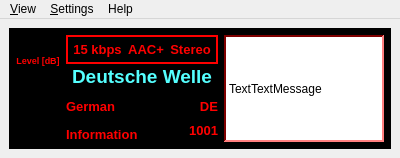
mmjee/dream-patched, file dream/src/GUI-QT/FMMainWindow.ui: the form before one commit.
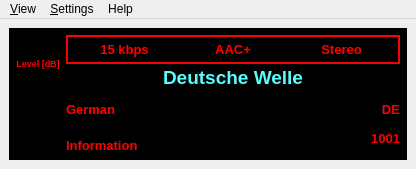
The form after the commit. Icons and pictures are not drawn. Custom widgets are drawn as their Qt base class.

Commit message: FM mode: deleted TextTextMessage

```diff
--- a/dream/src/GUI-QT/FMMainWindow.ui
+++ b/dream/src/GUI-QT/FMMainWindow.ui
@@ -6,8 +6,8 @@
    <rect>
     <x>0</x>
     <y>0</y>
-    <width>395</width>
-    <height>158</height>
+    <width>416</width>
+    <height>169</height>
    </rect>
   </property>
   <property name="windowTitle">
@@ -6293,431 +6293,6 @@
          </item>
         </layout>
        </item>
-       <item>
-        <widget class="QLabel" name="TextTextMessage">
-         <property name="sizePolicy">
-          <sizepolicy hsizetype="Expanding" vsizetype="Preferred">
-           <horstretch>0</horstretch>
-           <verstretch>0</verstretch>
-          </sizepolicy>
-         </property>
-         <property name="minimumSize">
-          <size>
-           <width>160</width>
-           <height>80</height>
-          </size>
-         </property>
-         <property name="palette">
-          <palette>
-           <active>
-            <colorrole role="WindowText">
-             <brush brushstyle="SolidPattern">
-              <color alpha="255">
-               <red>0</red>
-               <green>0</green>
-               <blue>0</blue>
-              </color>
-             </brush>
-            </colorrole>
-            <colorrole role="Button">
-             <brush brushstyle="SolidPattern">
-              <color alpha="255">
-               <red>255</red>
-               <green>0</green>
-               <blue>0</blue>
-              </color>
-             </brush>
-            </colorrole>
-            <colorrole role="Light">
-             <brush brushstyle="SolidPattern">
-              <color alpha="255">
-               <red>255</red>
-               <green>127</green>
-               <blue>127</blue>
-              </color>
-             </brush>
-            </colorrole>
-            <colorrole role="Midlight">
-             <brush brushstyle="SolidPattern">
-              <color alpha="255">
-               <red>255</red>
-               <green>63</green>
-               <blue>63</blue>
-              </color>
-             </brush>
-            </colorrole>
-            <colorrole role="Dark">
-             <brush brushstyle="SolidPattern">
-              <color alpha="255">
-               <red>127</red>
-               <green>0</green>
-               <blue>0</blue>
-              </color>
-             </brush>
-            </colorrole>
-            <colorrole role="Mid">
-             <brush brushstyle="SolidPattern">
-              <color alpha="255">
-               <red>170</red>
-               <green>0</green>
-               <blue>0</blue>
-              </color>
-             </brush>
-            </colorrole>
-            <colorrole role="Text">
-             <brush brushstyle="SolidPattern">
-              <color alpha="255">
-               <red>255</red>
-               <green>0</green>
-               <blue>255</blue>
-              </color>
-             </brush>
-            </colorrole>
-            <colorrole role="BrightText">
-             <brush brushstyle="SolidPattern">
-              <color alpha="255">
-               <red>255</red>
-               <green>255</green>
-               <blue>255</blue>
-              </color>
-             </brush>
-            </colorrole>
-            <colorrole role="ButtonText">
-             <brush brushstyle="SolidPattern">
-              <color alpha="255">
-               <red>0</red>
-               <green>0</green>
-               <blue>0</blue>
-              </color>
-             </brush>
-            </colorrole>
-            <colorrole role="Base">
-             <brush brushstyle="SolidPattern">
-              <color alpha="255">
-               <red>255</red>
-               <green>255</green>
-               <blue>255</blue>
-              </color>
-             </brush>
-            </colorrole>
-            <colorrole role="Window">
-             <brush brushstyle="SolidPattern">
-              <color alpha="255">
-               <red>255</red>
-               <green>255</green>
-               <blue>255</blue>
-              </color>
-             </brush>
-            </colorrole>
-            <colorrole role="Shadow">
-             <brush brushstyle="SolidPattern">
-              <color alpha="255">
-               <red>0</red>
-               <green>0</green>
-               <blue>0</blue>
-              </color>
-             </brush>
-            </colorrole>
-            <colorrole role="Highlight">
-             <brush brushstyle="SolidPattern">
-              <color alpha="255">
-               <red>10</red>
-               <green>36</green>
-               <blue>106</blue>
-              </color>
-             </brush>
-            </colorrole>
-            <colorrole role="HighlightedText">
-             <brush brushstyle="SolidPattern">
-              <color alpha="255">
-               <red>255</red>
-               <green>255</green>
-               <blue>255</blue>
-              </color>
-             </brush>
-            </colorrole>
-           </active>
-           <inactive>
-            <colorrole role="WindowText">
-             <brush brushstyle="SolidPattern">
-              <color alpha="255">
-               <red>0</red>
-               <green>0</green>
-               <blue>0</blue>
-              </color>
-             </brush>
-            </colorrole>
-            <colorrole role="Button">
-             <brush brushstyle="SolidPattern">
-              <color alpha="255">
-               <red>255</red>
-               <green>0</green>
-               <blue>0</blue>
-              </color>
-             </brush>
-            </colorrole>
-            <colorrole role="Light">
-             <brush brushstyle="SolidPattern">
-              <color alpha="255">
-               <red>255</red>
-               <green>127</green>
-               <blue>127</blue>
-              </color>
-             </brush>
-            </colorrole>
-            <colorrole role="Midlight">
-             <brush brushstyle="SolidPattern">
-              <color alpha="255">
-               <red>255</red>
-               <green>38</green>
-               <blue>38</blue>
-              </color>
-             </brush>
-            </colorrole>
-            <colorrole role="Dark">
-             <brush brushstyle="SolidPattern">
-              <color alpha="255">
-               <red>127</red>
-               <green>0</green>
-               <blue>0</blue>
-              </color>
-             </brush>
-            </colorrole>
-            <colorrole role="Mid">
-             <brush brushstyle="SolidPattern">
-              <color alpha="255">
-               <red>170</red>
-               <green>0</green>
-               <blue>0</blue>
-              </color>
-             </brush>
-            </colorrole>
-            <colorrole role="Text">
-             <brush brushstyle="SolidPattern">
-              <color alpha="255">
-               <red>255</red>
-               <green>0</green>
-               <blue>255</blue>
-              </color>
-             </brush>
-            </colorrole>
-            <colorrole role="BrightText">
-             <brush brushstyle="SolidPattern">
-              <color alpha="255">
-               <red>255</red>
-               <green>255</green>
-               <blue>255</blue>
-              </color>
-             </brush>
-            </colorrole>
-            <colorrole role="ButtonText">
-             <brush brushstyle="SolidPattern">
-              <color alpha="255">
-               <red>0</red>
-               <green>0</green>
-               <blue>0</blue>
-              </color>
-             </brush>
-            </colorrole>
-            <colorrole role="Base">
-             <brush brushstyle="SolidPattern">
-              <color alpha="255">
-               <red>255</red>
-               <green>255</green>
-               <blue>255</blue>
-              </color>
-             </brush>
-            </colorrole>
-            <colorrole role="Window">
-             <brush brushstyle="SolidPattern">
-              <color alpha="255">
-               <red>255</red>
-               <green>255</green>
-               <blue>255</blue>
-              </color>
-             </brush>
-            </colorrole>
-            <colorrole role="Shadow">
-             <brush brushstyle="SolidPattern">
-              <color alpha="255">
-               <red>0</red>
-               <green>0</green>
-               <blue>0</blue>
-              </color>
-             </brush>
-            </colorrole>
-            <colorrole role="Highlight">
-             <brush brushstyle="SolidPattern">
-              <color alpha="255">
-               <red>10</red>
-               <green>36</green>
-               <blue>106</blue>
-              </color>
-             </brush>
-            </colorrole>
-            <colorrole role="HighlightedText">
-             <brush brushstyle="SolidPattern">
-              <color alpha="255">
-               <red>255</red>
-               <green>255</green>
-               <blue>255</blue>
-              </color>
-             </brush>
-            </colorrole>
-           </inactive>
-           <disabled>
-            <colorrole role="WindowText">
-             <brush brushstyle="SolidPattern">
-              <color alpha="255">
-               <red>128</red>
-               <green>128</green>
-               <blue>128</blue>
-              </color>
-             </brush>
-            </colorrole>
-            <colorrole role="Button">
-             <brush brushstyle="SolidPattern">
-              <color alpha="255">
-               <red>255</red>
-               <green>0</green>
-               <blue>0</blue>
-              </color>
-             </brush>
-            </colorrole>
-            <colorrole role="Light">
-             <brush brushstyle="SolidPattern">
-              <color alpha="255">
-               <red>255</red>
-               <green>127</green>
-               <blue>127</blue>
-              </color>
-             </brush>
-            </colorrole>
-            <colorrole role="Midlight">
-             <brush brushstyle="SolidPattern">
-              <color alpha="255">
-               <red>255</red>
-               <green>38</green>
-               <blue>38</blue>
-              </color>
-             </brush>
-            </colorrole>
-            <colorrole role="Dark">
-             <brush brushstyle="SolidPattern">
-              <color alpha="255">
-               <red>127</red>
-               <green>0</green>
-               <blue>0</blue>
-              </color>
-             </brush>
-            </colorrole>
-            <colorrole role="Mid">
-             <brush brushstyle="SolidPattern">
-              <color alpha="255">
-               <red>170</red>
-               <green>0</green>
-               <blue>0</blue>
-              </color>
-             </brush>
-            </colorrole>
-            <colorrole role="Text">
-             <brush brushstyle="SolidPattern">
-              <color alpha="255">
-               <red>255</red>
-               <green>0</green>
-               <blue>255</blue>
-              </color>
-             </brush>
-            </colorrole>
-            <colorrole role="BrightText">
-             <brush brushstyle="SolidPattern">
-              <color alpha="255">
-               <red>255</red>
-               <green>255</green>
-               <blue>255</blue>
-              </color>
-             </brush>
-            </colorrole>
-            <colorrole role="ButtonText">
-             <brush brushstyle="SolidPattern">
-              <color alpha="255">
-               <red>128</red>
-               <green>128</green>
-               <blue>128</blue>
-              </color>
-             </brush>
-            </colorrole>
-            <colorrole role="Base">
-             <brush brushstyle="SolidPattern">
-              <color alpha="255">
-               <red>255</red>
-               <green>255</green>
-               <blue>255</blue>
-              </color>
-             </brush>
-            </colorrole>
-            <colorrole role="Window">
-             <brush brushstyle="SolidPattern">
-              <color alpha="255">
-               <red>255</red>
-               <green>255</green>
-               <blue>255</blue>
-              </color>
-             </brush>
-            </colorrole>
-            <colorrole role="Shadow">
-             <brush brushstyle="SolidPattern">
-              <color alpha="255">
-               <red>0</red>
-               <green>0</green>
-               <blue>0</blue>
-              </color>
-             </brush>
-            </colorrole>
-            <colorrole role="Highlight">
-             <brush brushstyle="SolidPattern">
-              <color alpha="255">
-               <red>10</red>
-               <green>36</green>
-               <blue>106</blue>
-              </color>
-             </brush>
-            </colorrole>
-            <colorrole role="HighlightedText">
-             <brush brushstyle="SolidPattern">
-              <color alpha="255">
-               <red>255</red>
-               <green>255</green>
-               <blue>255</blue>
-              </color>
-             </brush>
-            </colorrole>
-           </disabled>
-          </palette>
-         </property>
-         <property name="autoFillBackground">
-          <bool>true</bool>
-         </property>
-         <property name="frameShape">
-          <enum>QFrame::Panel</enum>
-         </property>
-         <property name="frameShadow">
-          <enum>QFrame::Sunken</enum>
-         </property>
-         <property name="lineWidth">
-          <number>2</number>
-         </property>
-         <property name="text">
-          <string>TextTextMessage</string>
-         </property>
-         <property name="alignment">
-          <set>Qt::AlignLeading|Qt::AlignLeft|Qt::AlignVCenter</set>
-         </property>
-         <property name="wordWrap">
-          <bool>false</bool>
-         </property>
-        </widget>
-       </item>
       </layout>
      </widget>
     </item>
@@ -6728,8 +6303,8 @@
     <rect>
      <x>0</x>
      <y>0</y>
-     <width>395</width>
-     <height>17</height>
+     <width>416</width>
+     <height>25</height>
     </rect>
    </property>
    <widget class="QMenu" name="menu_View">
```
Left out of the diff: 4 changed lines with no effect on the pictures. The commit also changes 1 other file.
